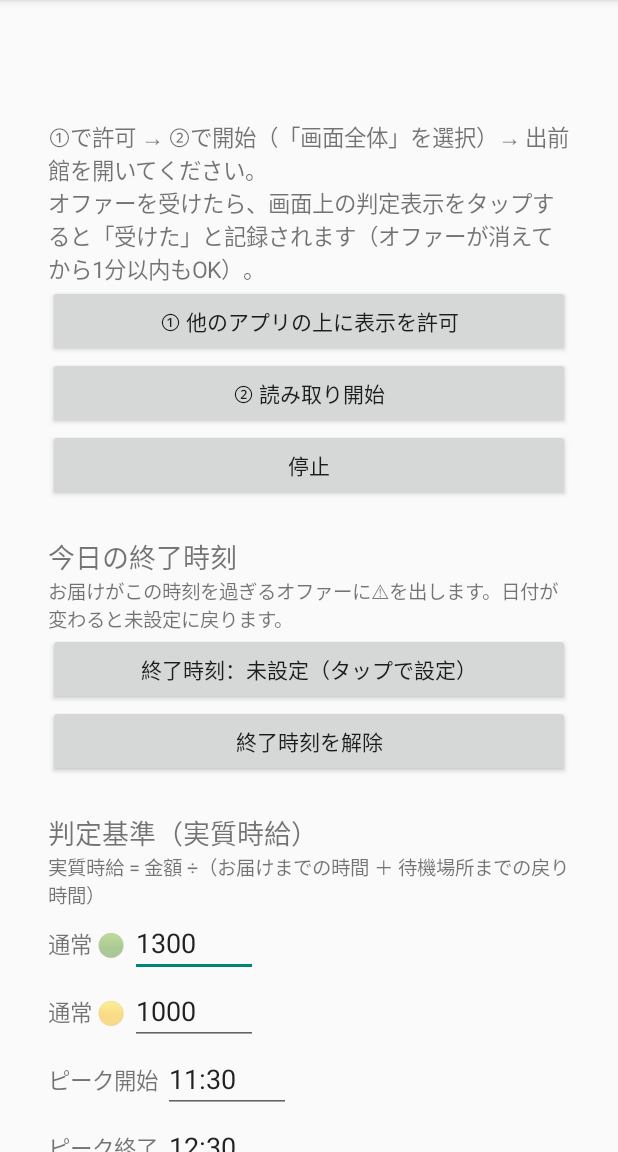
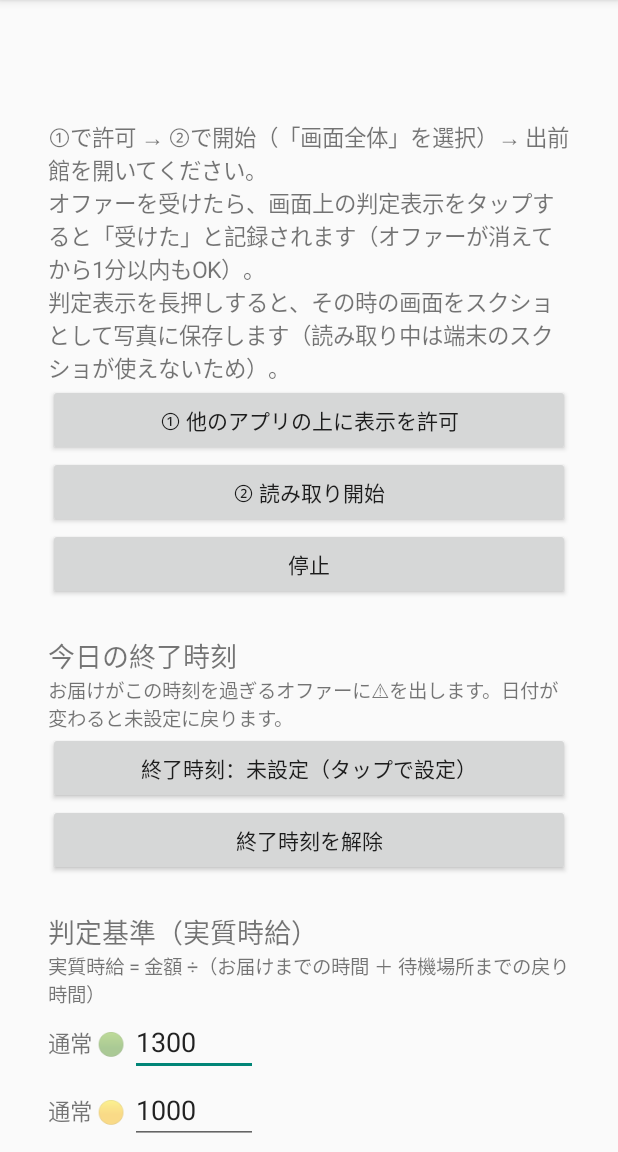
Before and after one commit to ax45special-dev/demaekan, an Android app: the screen it shows after launch (MainActivity), on a phone screen of 412 x 824 dp, the part 84-1236 px from its top. Run offline under Robolectric (Android 15) with nearby library versions, the phone set to English and light mode, and no system bars.

Commit message:
Long-press the overlay to save a screenshot
The FLAG_SECURE overlay blocks system screenshots while reading, so save
the latest captured frame to Pictures/OfferJudge instead.

Co-Authored-By: Claude Opus 5.5 <noreply@anthropic.com>
Claude-Session: https://claude.ai/code/session_01HScKFcaW7rTexLwqWD8iQK

```diff
--- a/app/src/main/java/com/example/offerjudge/MainActivity.kt
+++ b/app/src/main/java/com/example/offerjudge/MainActivity.kt
@@ -64,7 +64,9 @@ class MainActivity : Activity() {
         addText(
             "①で許可 → ②で開始（「画面全体」を選択）→ 出前館を開いてください。\n" +
                 "オファーを受けたら、画面上の判定表示をタップすると「受けた」と記録されます" +
-                "（オファーが消えてから1分以内もOK）。"
+                "（オファーが消えてから1分以内もOK）。\n" +
+                "判定表示を長押しすると、その時の画面をスクショとして写真に保存します" +
+                "（読み取り中は端末のスクショが使えないため）。"
         )
 
         addButton("① 他のアプリの上に表示を許可") {
```
Also changed, not shown: app/src/main/java/com/example/offerjudge/CaptureService.kt (+44 -1 lines).
